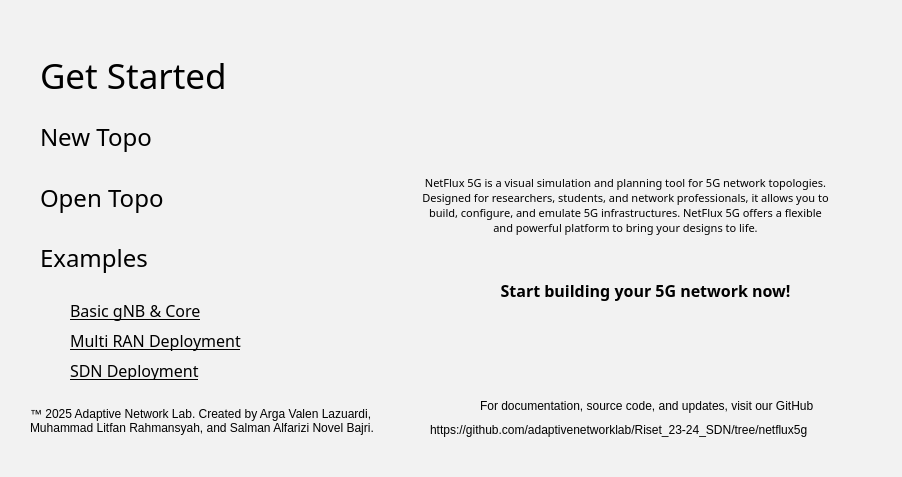
adaptivenetworklab/NetFlux5G, file netflux5g-editor/src/gui/ui/Welcome_Screen.ui: the form before one commit.
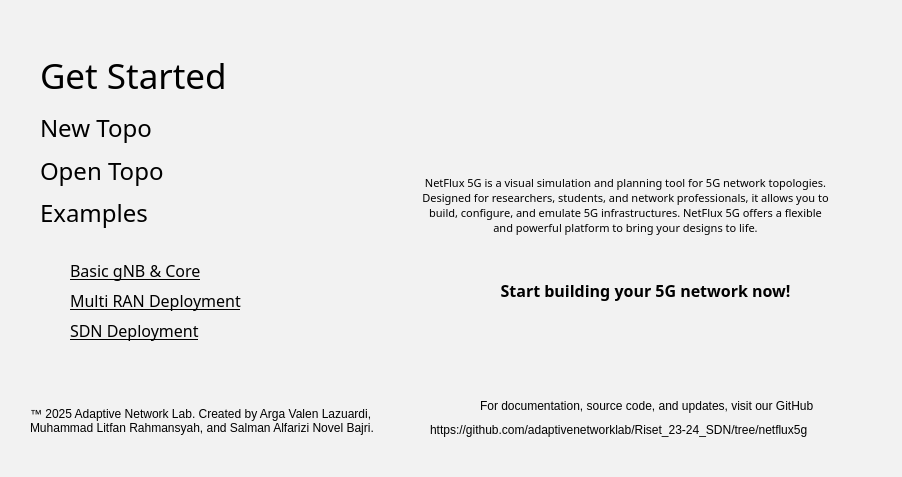
The form after the commit. Icons and pictures are not drawn.

Commit message: fix welcome screen

The edit to the form file:
```diff
--- a/netflux5g-editor/src/gui/ui/Welcome_Screen.ui
+++ b/netflux5g-editor/src/gui/ui/Welcome_Screen.ui
@@ -40,7 +40,7 @@
     <property name="geometry">
      <rect>
       <x>70</x>
-      <y>300</y>
+      <y>260</y>
       <width>191</width>
       <height>21</height>
      </rect>
@@ -62,10 +62,13 @@
       <x>40</x>
       <y>110</y>
       <width>261</width>
-      <height>175</height>
+      <height>121</height>
      </rect>
     </property>
-    <layout class="QVBoxLayout" name="verticalLayout_2">
+    <layout class="QVBoxLayout" name="verticalLayout_2" stretch="0,0,0">
+     <property name="spacing">
+      <number>7</number>
+     </property>
      <item>
       <widget class="QLabel" name="NewTopo">
        <property name="font">
@@ -183,7 +186,7 @@
     <property name="geometry">
      <rect>
       <x>40</x>
-      <y>301</y>
+      <y>261</y>
       <width>21</width>
       <height>20</height>
      </rect>
@@ -202,8 +205,8 @@
     <property name="geometry">
      <rect>
       <x>70</x>
-      <y>330</y>
-      <width>191</width>
+      <y>290</y>
+      <width>251</width>
       <height>21</height>
      </rect>
     </property>
@@ -222,7 +225,7 @@
     <property name="geometry">
      <rect>
       <x>40</x>
-      <y>331</y>
+      <y>291</y>
       <width>21</width>
       <height>20</height>
      </rect>
@@ -241,7 +244,7 @@
     <property name="geometry">
      <rect>
       <x>70</x>
-      <y>360</y>
+      <y>320</y>
       <width>191</width>
       <height>21</height>
      </rect>
@@ -261,7 +264,7 @@
     <property name="geometry">
      <rect>
       <x>40</x>
-      <y>361</y>
+      <y>321</y>
       <width>21</width>
       <height>20</height>
      </rect>
```
